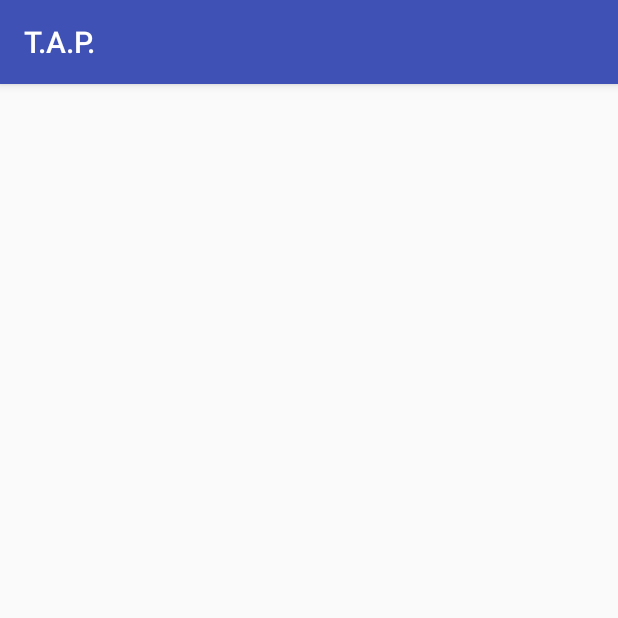
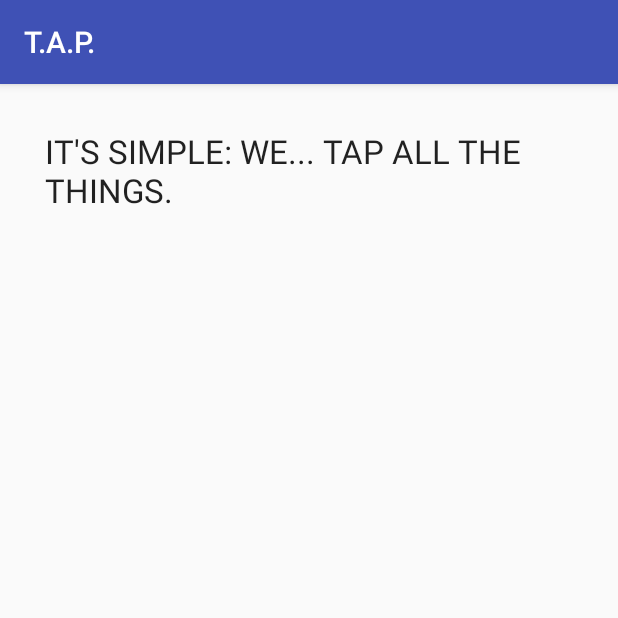
Before and after one commit to oujoseph/T.A.P., an Android app: the InstructionActivity screen opened directly, with no data from a screen before it, on a phone screen of 412 x 824 dp, the top half of it. Run offline under Robolectric (Android 15) with nearby library versions, the phone set to English and light mode, and no system bars.

Commit message:
Small fixes here and there, added textviews to credits and instructions

```diff
--- a/app/src/main/java/finalproject/tap/MainActivity.java
+++ b/app/src/main/java/finalproject/tap/MainActivity.java
@@ -4,7 +4,6 @@ package finalproject.tap;
 import android.media.Image;
 import android.support.v7.app.AppCompatActivity;
 import android.os.Bundle;
-
 
 import android.util.Log;
 import android.view.View;
@@ -15,9 +14,6 @@ import android.widget.TextView;
 import android.content.Intent;
 
 public class MainActivity extends AppCompatActivity {
-
-
-
 
     @Override
     protected void onCreate(Bundle savedInstanceState) {
@@ -30,6 +26,7 @@ public class MainActivity extends AppCompatActivity {
         instructions.setOnClickListener(instructionPressed);
         credits.setOnClickListener(creditPressed);
     }
+
 
     private View.OnClickListener playGamePressed = new View.OnClickListener() {
         @Override
--- a/app/src/main/res/layout/activity_main.xml
+++ b/app/src/main/res/layout/activity_main.xml
@@ -29,6 +29,7 @@
         android:layout_above="@+id/Credit"
         android:layout_alignParentLeft="true"
         android:layout_alignParentStart="true" />
+
     <ImageButton
         android:layout_width="wrap_content"
         android:layout_height="wrap_content"
--- a/app/src/main/res/layout/instruction_main.xml
+++ b/app/src/main/res/layout/instruction_main.xml
@@ -3,4 +3,12 @@
     android:orientation="vertical" android:layout_width="match_parent"
     android:layout_height="match_parent">
 
+    <TextView
+        android:layout_width="wrap_content"
+        android:layout_height="wrap_content"
+        android:textAppearance="?android:attr/textAppearanceLarge"
+        android:text="IT&apos;S SIMPLE: WE... TAP ALL THE THINGS."
+        android:id="@+id/textView"
+        android:layout_gravity="center_horizontal"
+        android:padding="30dp"/>
 </LinearLayout>
```
Also changed, not shown: app/src/main/res/layout/credit_main.xml (+8 -0 lines), app/src/main/res/drawable/credits.jpg (deleted), app/src/main/res/drawable/credits.png (added), app/src/main/res/drawable/instructions.jpg (deleted), app/src/main/res/drawable/instructions.png (added), app/src/main/res/drawable/touchtoplay.jpg (deleted), app/src/main/res/drawable/touchtoplay.png (added).
